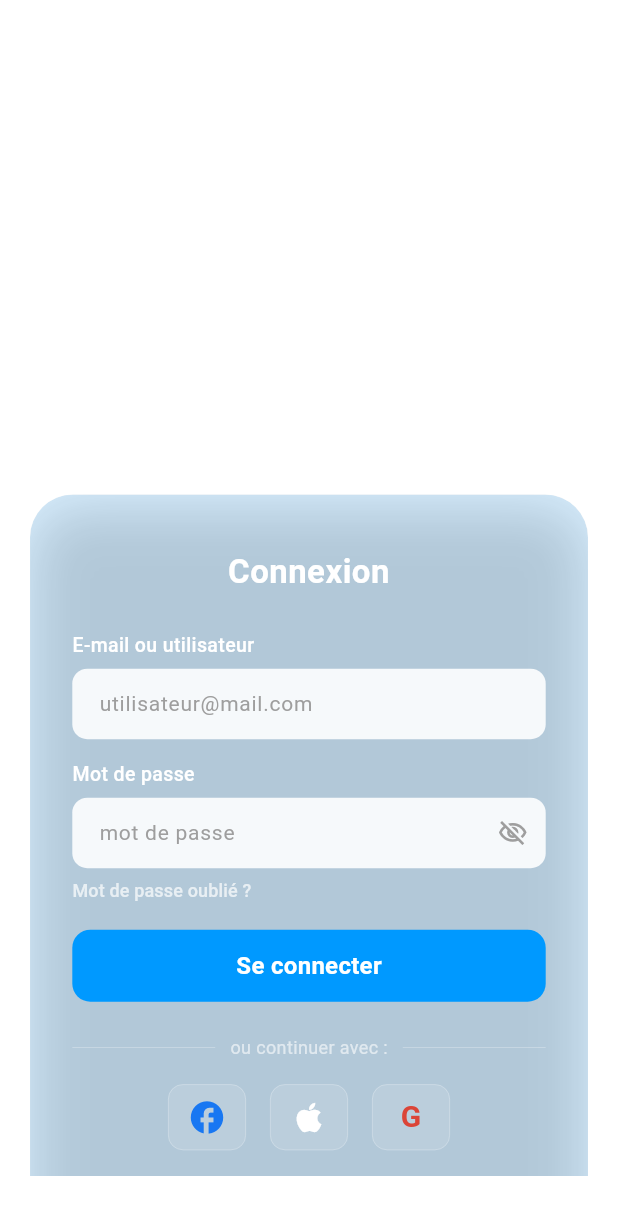
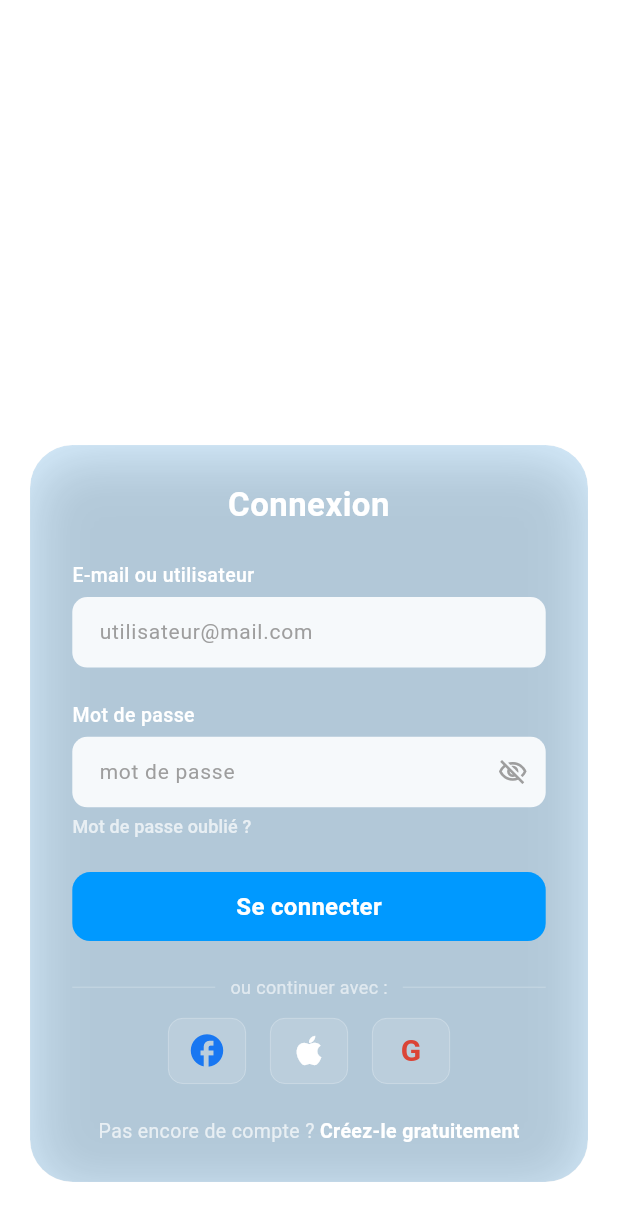
Before and after one commit to trottle-voyage/Trottle-2.8, a Flutter app: the LoginScreen screen opened directly, on a phone screen of 412 x 824 dp. Shown: the top 1221 px of the screen. Run offline on Flutter 3.47's test engine with Material 3 defaults, Android fonts, the phone set to English and light mode, and no system bars; our stand-ins replace video_player.

Commit message:
Fix login card position (0.36) and fill full space with spaceBetween layout
Co-Authored-By: Claude Sonnet 4.6 <noreply@anthropic.com>

```diff
--- a/lib/features/auth/login_screen.dart
+++ b/lib/features/auth/login_screen.dart
@@ -28,19 +28,17 @@ class _LoginScreenState extends State<LoginScreen> {
       backgroundColor: Colors.transparent,
       body: Stack(
         children: [
-          // Card alignée sous le papillon (~40% du haut)
+          // Card : top aligné sous le papillon, étirée jusqu'au footer
           Positioned(
-            top: MediaQuery.of(context).size.height * 0.40,
+            top: MediaQuery.of(context).size.height * 0.36,
             left: 20,
             right: 20,
-            bottom: 40,
-            child: SingleChildScrollView(
+            bottom: 36,
             child: _buildCard(context),
-            ),
           ),
           // Footer en bas
           const Positioned(
-            bottom: 20,
+            bottom: 10,
             left: 0,
             right: 0,
             child: Text(
@@ -79,9 +77,10 @@ class _LoginScreenState extends State<LoginScreen> {
               ),
             ],
           ),
-          padding: const EdgeInsets.symmetric(horizontal: 28, vertical: 36),
+          padding: const EdgeInsets.symmetric(horizontal: 28, vertical: 24),
           child: Column(
-            mainAxisSize: MainAxisSize.min,
+            mainAxisSize: MainAxisSize.max,
+            mainAxisAlignment: MainAxisAlignment.spaceBetween,
             crossAxisAlignment: CrossAxisAlignment.stretch,
             children: [
               // Titre
@@ -95,21 +94,27 @@ class _LoginScreenState extends State<LoginScreen> {
                 ),
                 textAlign: TextAlign.center,
               ),
-              const SizedBox(height: 24),
 
               // E-mail
+              Column(
+                crossAxisAlignment: CrossAxisAlignment.stretch,
+                children: [
                   _label('E-mail ou utilisateur'),
-              const SizedBox(height: 6),
+                  const SizedBox(height: 5),
                   _field(
                     controller: _emailController,
                     hint: 'utilisateur@mail.com',
                     keyboardType: TextInputType.emailAddress,
                   ),
-              const SizedBox(height: 14),
+                ],
+              ),
 
               // Mot de passe
+              Column(
+                crossAxisAlignment: CrossAxisAlignment.stretch,
+                children: [
                   _label('Mot de passe'),
-              const SizedBox(height: 6),
+                  const SizedBox(height: 5),
                   _field(
                     controller: _passwordController,
                     hint: 'mot de passe',
@@ -125,8 +130,7 @@ class _LoginScreenState extends State<LoginScreen> {
                       ),
                     ),
                   ),
-              const SizedBox(height: 6),
-
+                  const SizedBox(height: 4),
                   // Mot de passe oublié
                   Align(
                     alignment: Alignment.centerLeft,
@@ -139,18 +143,16 @@ class _LoginScreenState extends State<LoginScreen> {
                       ),
                       child: const Text(
                         'Mot de passe oublié ?',
-                    style: TextStyle(
-                      color: Colors.white70,
-                      fontSize: 12,
+                        style: TextStyle(color: Colors.white70, fontSize: 12),
                       ),
                     ),
                   ),
+                ],
               ),
-              const SizedBox(height: 18),
 
               // Bouton Se connecter
               SizedBox(
-                height: 48,
+                height: 46,
                 child: ElevatedButton(
                   onPressed: () {},
                   style: ElevatedButton.styleFrom(
@@ -171,13 +173,15 @@ class _LoginScreenState extends State<LoginScreen> {
                   ),
                 ),
               ),
-              const SizedBox(height: 22),
 
-              // ou continuer avec
+              // ou continuer avec + sociaux
+              Column(
+                children: [
                   Row(
                     children: [
                       Expanded(
-                    child: Divider(color: Colors.white.withOpacity(0.35), thickness: 0.5),
+                        child: Divider(
+                            color: Colors.white.withOpacity(0.35), thickness: 0.5),
                       ),
                       const Padding(
                         padding: EdgeInsets.symmetric(horizontal: 10),
@@ -187,13 +191,12 @@ class _LoginScreenState extends State<LoginScreen> {
                         ),
                       ),
                       Expanded(
-                    child: Divider(color: Colors.white.withOpacity(0.35), thickness: 0.5),
+                        child: Divider(
+                            color: Colors.white.withOpacity(0.35), thickness: 0.5),
                       ),
                     ],
                   ),
-              const SizedBox(height: 16),
-
-              // Boutons sociaux
+                  const SizedBox(height: 12),
                   Row(
                     mainAxisAlignment: MainAxisAlignment.center,
                     children: [
@@ -204,7 +207,8 @@ class _LoginScreenState extends State<LoginScreen> {
                       _socialBtn(label: 'G', color: const Color(0xFFDB4437)),
                     ],
                   ),
-              const SizedBox(height: 22),
+                ],
+              ),
 
               // Pas encore de compte
               Row(
```
Lines whose indentation alone changed are shown as unchanged.
